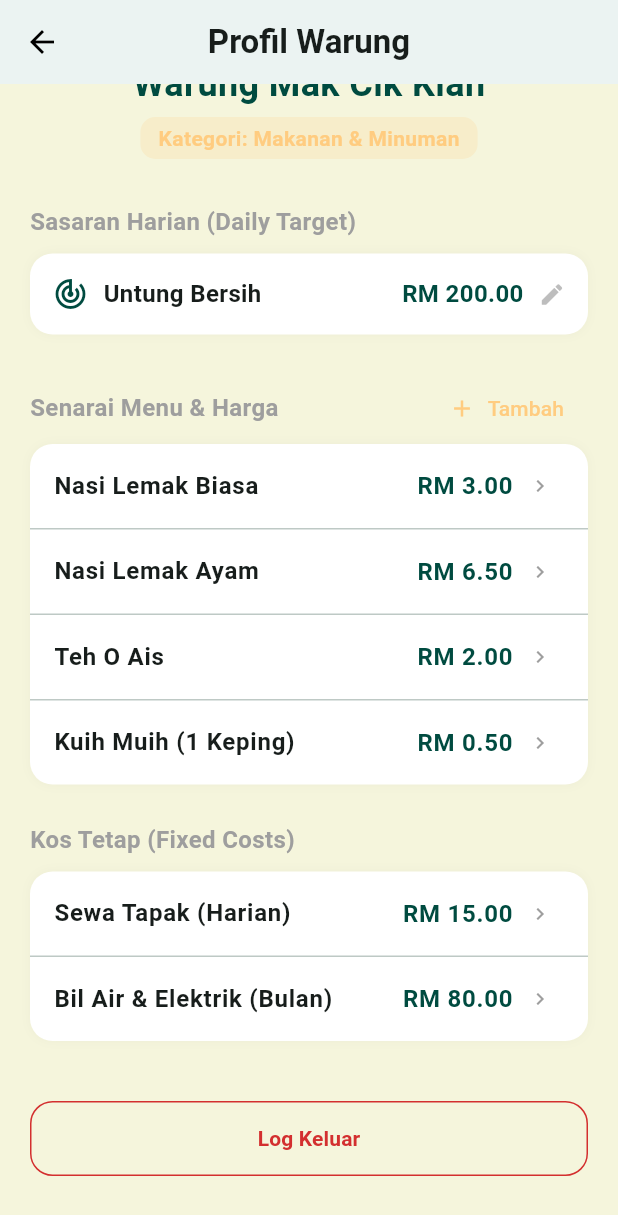
After one commit to Jasminekhoo/NEXT-LEVEL, a Flutter app: the ProfilePage screen opened directly, scrolled down 152 dp, after a tap on "Tambah", on a phone screen of 412 x 824 dp. The commit adds this screen. Shown: the top 1215 px of the screen. Run offline on Flutter 3.47's test engine with Material 3 defaults, Android fonts, the phone set to English and light mode, and no system bars; our stand-ins replace cloud_firestore, csv, firebase_core, fl_chart; accounts and stored records are empty; network calls fail.

Commit message:
update profile page

```diff
--- a/warung_wise/lib/screens/dashboard_page.dart
+++ b/warung_wise/lib/screens/dashboard_page.dart
@@ -1,13 +1,14 @@
 // lib/screens/dashboard_page.dart
 
 import 'package:flutter/material.dart';
-import 'dart:async'; // 用于计时器
+import 'dart:async';
 import '../app_colors.dart';
-import '../widgets/custom_widgets.dart'; // 引入组件和 Transaction 模型
-import 'transaction_history_page.dart'; // 引入历史页
-import 'transaction_detail_page.dart';  // 🔥 引入详情页 (必须！)
+import '../widgets/custom_widgets.dart';
+import 'transaction_history_page.dart';
+import 'transaction_detail_page.dart';
 import '../models/extracted_item.dart';
 import 'receipt_review_page.dart';
+import 'profile_page.dart';
 
 
 class DashboardPage extends StatefulWidget {
@@ -299,12 +300,22 @@ class _DashboardPageState extends State<DashboardPage> {
                 Row(
                   mainAxisAlignment: MainAxisAlignment.spaceBetween,
                   children: [
-                    Container(
+                   // 讓頭像可以被點擊
+GestureDetector(
+  onTap: () {
+    // 點擊後跳轉到 ProfilePage
+    Navigator.push(
+      context,
+      MaterialPageRoute(builder: (context) => const ProfilePage()),
+    );
+  },
+  child: Container(
     padding: const EdgeInsets.all(2),
     decoration: const BoxDecoration(color: Colors.white, shape: BoxShape.circle),
     child: const CircleAvatar(
       radius: 24,
-                        backgroundImage: NetworkImage('https://i.pravatar.cc/150?u=a042581f4e29026024d'),
+      backgroundImage: NetworkImage('https://tse3.mm.bing.net/th/id/OIP.kp5huS9dTrQdcZH_FcqMTQHaHa?rs=1&pid=ImgDetMain&o=7&rm=3'),
+    ),
   ),
 ),
                     Stack(
--- /dev/null
+++ b/warung_wise/lib/screens/profile_page.dart
@@ -0,0 +1,177 @@
+// lib/screens/profile_page.dart
+
+import 'package:flutter/material.dart';
+import '../app_colors.dart';
+
+class ProfilePage extends StatelessWidget {
+  const ProfilePage({super.key});
+
+  @override
+  Widget build(BuildContext context) {
+    return Scaffold(
+      backgroundColor: AppColors.offWhite,
+      appBar: AppBar(
+        title: const Text("Profil Warung", style: TextStyle(fontWeight: FontWeight.bold)),
+        backgroundColor: Colors.white,
+        elevation: 0,
+        centerTitle: true,
+        iconTheme: const IconThemeData(color: Colors.black),
+        //automaticallyImplyLeading: false,
+      ),
+      body: SingleChildScrollView(
+        padding: const EdgeInsets.all(20),
+        child: Column(
+          crossAxisAlignment: CrossAxisAlignment.start,
+          children: [
+            // ==============================
+            // 1. warung profile (avatar, name, category)
+            // ==============================
+            Center(
+              child: Column(
+                children: [
+                  const CircleAvatar(
+                    radius: 50,
+                    backgroundImage: NetworkImage('https://tse3.mm.bing.net/th/id/OIP.kp5huS9dTrQdcZH_FcqMTQHaHa?rs=1&pid=ImgDetMain&o=7&rm=3'),
+                  ),
+                  const SizedBox(height: 15),
+                  const Text("Warung Mak Cik Kiah", style: TextStyle(fontSize: 24, fontWeight: FontWeight.bold, color: AppColors.jungleGreen)),
+                  const SizedBox(height: 5),
+                  Container(
+                    padding: const EdgeInsets.symmetric(horizontal: 12, vertical: 4),
+                    decoration: BoxDecoration(
+                      color: AppColors.lightOrange.withOpacity(0.2),
+                      borderRadius: BorderRadius.circular(10),
+                    ),
+                    child: const Text("Kategori: Makanan & Minuman", style: TextStyle(color: AppColors.lightOrange, fontWeight: FontWeight.bold)),
+                  ),
+                ],
+              ),
+            ),
+            const SizedBox(height: 30),
+
+            // ==============================
+            // 2. set init daily target (untung bersih harian)
+            // ==============================
+            const Text("Sasaran Harian (Daily Target)", style: TextStyle(fontSize: 16, fontWeight: FontWeight.bold, color: Colors.grey)),
+            const SizedBox(height: 10),
+            Container(
+              padding: const EdgeInsets.all(15),
+              decoration: BoxDecoration(
+                color: Colors.white,
+                borderRadius: BorderRadius.circular(15),
+                boxShadow: [BoxShadow(color: Colors.black.withOpacity(0.03), blurRadius: 5)],
+              ),
+              child: Row(
+                mainAxisAlignment: MainAxisAlignment.spaceBetween,
+                children: [
+                  const Row(
+                    children: [
+                      Icon(Icons.track_changes, color: AppColors.jungleGreen),
+                      SizedBox(width: 10),
+                      Text("Untung Bersih", style: TextStyle(fontSize: 16, fontWeight: FontWeight.w600)),
+                    ],
+                  ),
+                  Row(
+                    children: [
+                      const Text("RM 200.00", style: TextStyle(fontSize: 16, fontWeight: FontWeight.bold, color: AppColors.jungleGreen)),
+                      const SizedBox(width: 10),
+                      Icon(Icons.edit, size: 18, color: Colors.grey[400]),
+                    ],
+                  )
+                ],
+              ),
+            ),
+            const SizedBox(height: 25),
+
+            // ==============================
+            // 3. set init menu & harga
+            // ==============================
+            Row(
+              mainAxisAlignment: MainAxisAlignment.spaceBetween,
+              children: [
+                const Text("Senarai Menu & Harga", style: TextStyle(fontSize: 16, fontWeight: FontWeight.bold, color: Colors.grey)),
+                TextButton.icon(
+                  onPressed: () {},
+                  icon: const Icon(Icons.add, size: 18, color: AppColors.lightOrange),
+                  label: const Text("Tambah", style: TextStyle(color: AppColors.lightOrange))
+                )
+              ],
+            ),
+            Container(
+              decoration: BoxDecoration(
+                color: Colors.white,
+                borderRadius: BorderRadius.circular(15),
+                boxShadow: [BoxShadow(color: Colors.black.withOpacity(0.03), blurRadius: 5)],
+              ),
+              child: Column(
+                children: [
+                  _buildMenuItem("Nasi Lemak Biasa", "RM 3.00"),
+                  const Divider(height: 1),
+                  _buildMenuItem("Nasi Lemak Ayam", "RM 6.50"),
+                  const Divider(height: 1),
+                  _buildMenuItem("Teh O Ais", "RM 2.00"),
+                  const Divider(height: 1),
+                  _buildMenuItem("Kuih Muih (1 Keping)", "RM 0.50"),
+                ],
+              ),
+            ),
+            const SizedBox(height: 25),
+
+            // ==============================
+            // 4. set init kos tetap (sewa tapak, bil air, dll)
+            // ==============================
+            const Text("Kos Tetap (Fixed Costs)", style: TextStyle(fontSize: 16, fontWeight: FontWeight.bold, color: Colors.grey)),
+            const SizedBox(height: 10),
+            Container(
+              decoration: BoxDecoration(
+                color: Colors.white,
+                borderRadius: BorderRadius.circular(15),
+                boxShadow: [BoxShadow(color: Colors.black.withOpacity(0.03), blurRadius: 5)],
+              ),
+              child: Column(
+                children: [
+                  _buildMenuItem("Sewa Tapak (Harian)", "RM 15.00"),
+                  const Divider(height: 1),
+                  _buildMenuItem("Bil Air & Elektrik (Bulan)", "RM 80.00"),
+                ],
+              ),
+            ),
+
+            const SizedBox(height: 40),
+
+            // logout button
+            SizedBox(
+              width: double.infinity,
+              height: 50,
+              child: OutlinedButton(
+                style: OutlinedButton.styleFrom(
+                  side: const BorderSide(color: AppColors.warningRed),
+                  shape: RoundedRectangleBorder(borderRadius: BorderRadius.circular(15))
+                ),
+                onPressed: () {},
+                child: const Text("Log Keluar", style: TextStyle(color: AppColors.warningRed, fontWeight: FontWeight.bold)),
+              ),
+            ),
+            const SizedBox(height: 20),
+          ],
+        ),
+      ),
+    );
+  }
+
+  // menu item widget builder
+  Widget _buildMenuItem(String name, String price) {
+    return ListTile(
+      title: Text(name, style: const TextStyle(fontWeight: FontWeight.w600)),
+      trailing: Row(
+        mainAxisSize: MainAxisSize.min,
+        children: [
+          Text(price, style: const TextStyle(fontWeight: FontWeight.bold, fontSize: 16, color: AppColors.jungleGreen)),
+          const SizedBox(width: 10),
+          const Icon(Icons.chevron_right, size: 16, color: Colors.grey),
+        ],
+      ),
+      onTap: () {},
+    );
+  }
+}
```
Lines whose indentation alone changed are shown as unchanged.
